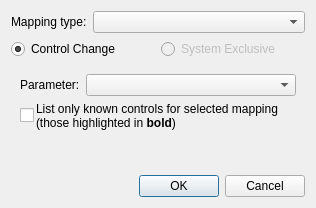
This is bigglesworth/ui/sequenceraddautomationdialog.ui in MaurizioB/Bigglesworth as Qt 5 draws it before an edit. The edited form follows.
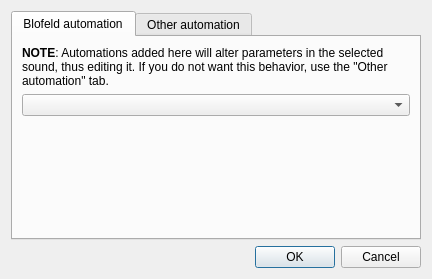
This is the edited form.

Commit message: Sequencer integration with parameter automation.

What changed in the file:
```diff
--- a/bigglesworth/ui/sequenceraddautomationdialog.ui
+++ b/bigglesworth/ui/sequenceraddautomationdialog.ui
@@ -6,31 +6,65 @@
    <rect>
     <x>0</x>
     <y>0</y>
-    <width>316</width>
-    <height>208</height>
+    <width>432</width>
+    <height>279</height>
    </rect>
   </property>
   <property name="windowTitle">
    <string>Add automation</string>
   </property>
+  <layout class="QVBoxLayout" name="verticalLayout">
+   <item>
+    <widget class="QTabWidget" name="tabWidget">
+     <property name="currentIndex">
+      <number>0</number>
+     </property>
+     <widget class="QWidget" name="tab">
+      <attribute name="title">
+       <string>Blofeld automation</string>
+      </attribute>
+      <layout class="QVBoxLayout" name="verticalLayout_2">
+       <item>
+        <widget class="QLabel" name="label_4">
+         <property name="text">
+          <string>&lt;html&gt;&lt;head/&gt;&lt;body&gt;&lt;p&gt;&lt;span style=&quot; font-weight:600;&quot;&gt;NOTE&lt;/span&gt;: Automations added here will alter parameters in the selected sound, thus editing it. If you do not want this behavior, use the &amp;quot;Other automation&amp;quot; tab.&lt;/p&gt;&lt;/body&gt;&lt;/html&gt;</string>
+         </property>
+         <property name="wordWrap">
+          <bool>true</bool>
+         </property>
+        </widget>
+       </item>
+       <item>
+        <widget class="QComboBox" name="blofeldCombo"/>
+       </item>
+       <item>
+        <widget class="QLabel" name="blofeldLbl">
+         <property name="wordWrap">
+          <bool>true</bool>
+         </property>
+        </widget>
+       </item>
+       <item>
+        <spacer name="verticalSpacer_2">
+         <property name="orientation">
+          <enum>Qt::Vertical</enum>
+         </property>
+         <property name="sizeHint" stdset="0">
+          <size>
+           <width>20</width>
+           <height>40</height>
+          </size>
+         </property>
+        </spacer>
+       </item>
+      </layout>
+     </widget>
+     <widget class="QWidget" name="tabWidgetPage1">
+      <attribute name="title">
+       <string>Other automation</string>
+      </attribute>
   <layout class="QGridLayout" name="gridLayout">
-   <item row="0" column="0">
-    <widget class="QLabel" name="label">
-     <property name="sizePolicy">
-      <sizepolicy hsizetype="Maximum" vsizetype="Preferred">
-       <horstretch>0</horstretch>
-       <verstretch>0</verstretch>
-      </sizepolicy>
-     </property>
-     <property name="text">
-      <string>Mapping type:</string>
-     </property>
-    </widget>
-   </item>
-   <item row="0" column="1">
-    <widget class="QComboBox" name="mappingCombo"/>
-   </item>
-   <item row="1" column="0" colspan="2">
+       <item row="2" column="0" colspan="2">
     <layout class="QHBoxLayout" name="horizontalLayout">
      <item>
       <widget class="QRadioButton" name="ctrlRadio">
@@ -60,17 +94,10 @@
      </item>
     </layout>
    </item>
+       <item row="1" column="1">
+        <widget class="QComboBox" name="mappingCombo"/>
+       </item>
    <item row="3" column="0" colspan="2">
-    <widget class="QDialogButtonBox" name="buttonBox">
-     <property name="orientation">
-      <enum>Qt::Horizontal</enum>
-     </property>
-     <property name="standardButtons">
-      <set>QDialogButtonBox::Cancel|QDialogButtonBox::Ok</set>
-     </property>
-    </widget>
-   </item>
-   <item row="2" column="0" colspan="2">
     <widget class="QStackedWidget" name="parameterTypeStackedWidget">
      <widget class="QWidget" name="ctrlPage">
       <layout class="QGridLayout" name="gridLayout_2">
@@ -139,6 +166,43 @@
       </layout>
      </widget>
      <widget class="QWidget" name="sysExPage"/>
+        </widget>
+       </item>
+       <item row="1" column="0">
+        <widget class="QLabel" name="label">
+         <property name="sizePolicy">
+          <sizepolicy hsizetype="Maximum" vsizetype="Preferred">
+           <horstretch>0</horstretch>
+           <verstretch>0</verstretch>
+          </sizepolicy>
+         </property>
+         <property name="text">
+          <string>Mapping type:</string>
+         </property>
+        </widget>
+       </item>
+       <item row="0" column="0" colspan="2">
+        <widget class="QLabel" name="label_3">
+         <property name="text">
+          <string>&lt;html&gt;&lt;head/&gt;&lt;body&gt;&lt;p&gt;&lt;span style=&quot; font-weight:600;&quot;&gt;NOTE&lt;/span&gt;: Automations added here will be directly sent to the MIDI output &lt;span style=&quot; text-decoration: underline;&quot;&gt;without&lt;/span&gt; changing the parameters in the editor.&lt;/p&gt;&lt;/body&gt;&lt;/html&gt;</string>
+         </property>
+         <property name="wordWrap">
+          <bool>true</bool>
+         </property>
+        </widget>
+       </item>
+      </layout>
+     </widget>
+    </widget>
+   </item>
+   <item>
+    <widget class="QDialogButtonBox" name="buttonBox">
+     <property name="orientation">
+      <enum>Qt::Horizontal</enum>
+     </property>
+     <property name="standardButtons">
+      <set>QDialogButtonBox::Cancel|QDialogButtonBox::Ok</set>
+     </property>
     </widget>
    </item>
   </layout>
```
Left out of the diff: 35 changed lines with no effect on the pictures. Lines whose indentation alone changed are shown as unchanged. The commit also changes 16 other files.
